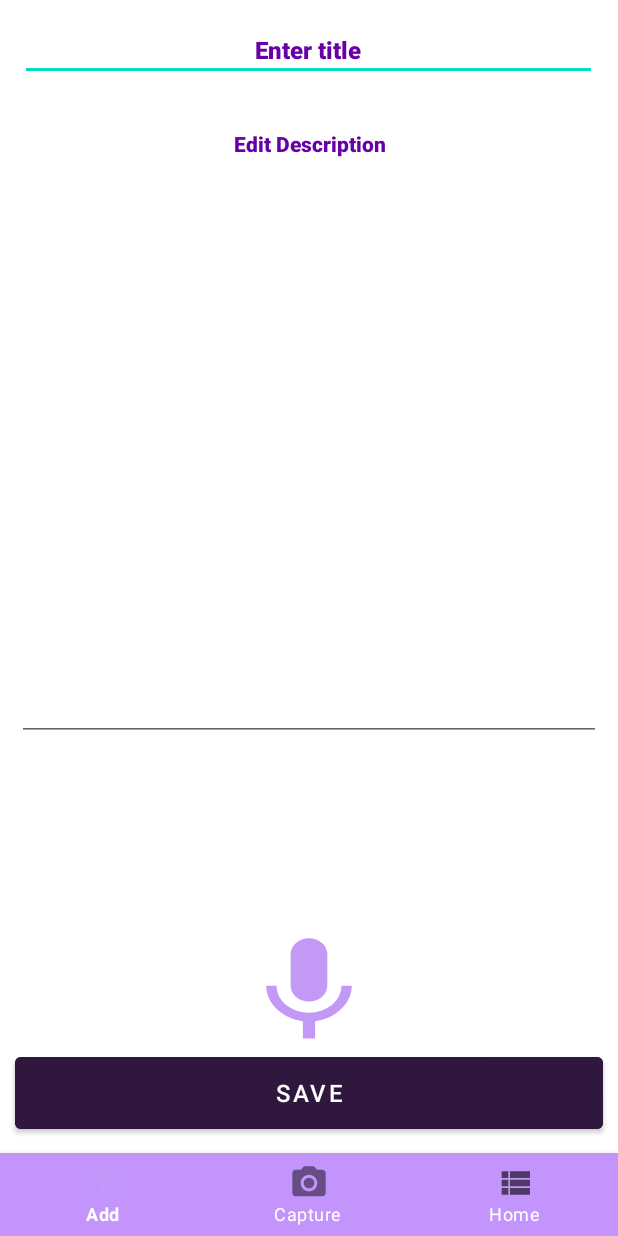
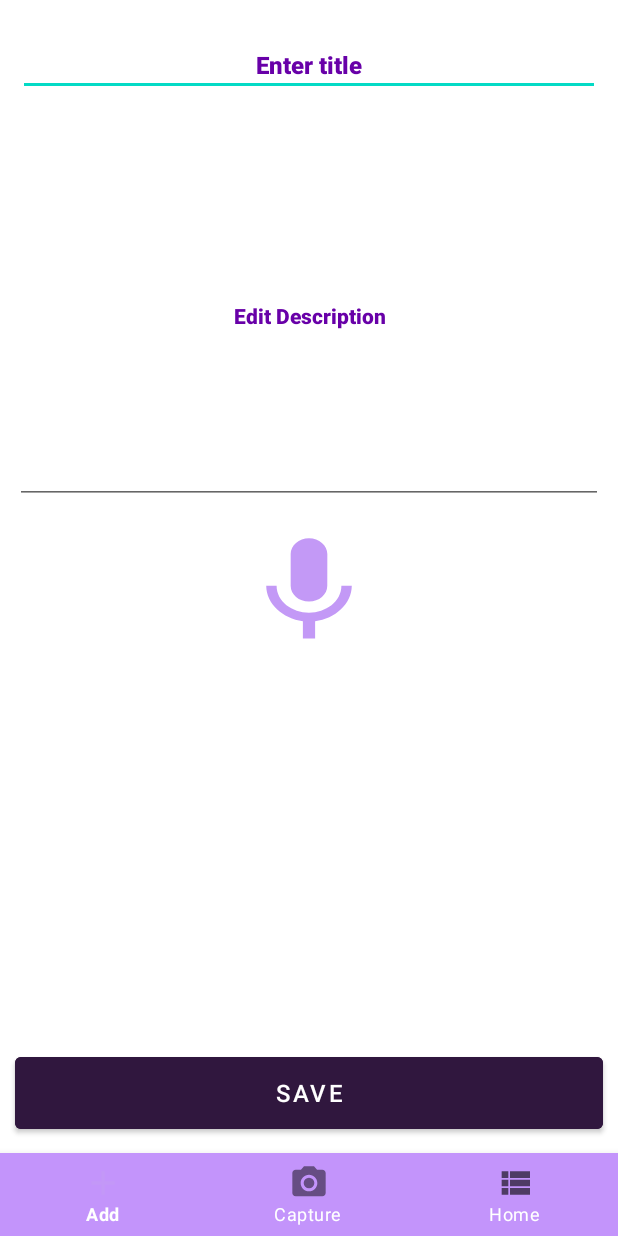
Before and after one commit to MeshackT/Note-application, an Android app: the screen it shows after launch (MainActivity), on a phone screen of 412 x 824 dp. Run offline under Robolectric (Android 15) with nearby library versions, the phone set to English and light mode, and no system bars; our stand-ins replace Firebase (no records; nobody signed in at launch, a user with empty details on screens opened directly).

Commit message:
A simple not Application. Realtime database. Features: drag and drop to rearrange cards temporary, Speech recognition(single tap to read the title, long press to read the description), Image Text Recognition, (Gestures )Swipe left toEdit card, Swipe right to a Delete card. Option send feature is also available. you can send the information writen on the cards via email or any channelling media plat. Information is stored on realtime database.

```diff
--- a/app/src/main/java/com/example/crudapp/MainActivity.java
+++ b/app/src/main/java/com/example/crudapp/MainActivity.java
@@ -12,17 +12,20 @@ import android.view.View;
 import android.widget.Button;
 import android.widget.EditText;
 import android.widget.Toast;
+
 import androidx.annotation.NonNull;
 import androidx.annotation.Nullable;
 import androidx.appcompat.app.AppCompatActivity;
 import androidx.core.app.ActivityCompat;
 import androidx.core.content.ContextCompat;
 import androidx.recyclerview.widget.RecyclerView;
+
 import com.google.android.gms.tasks.OnCompleteListener;
 import com.google.android.gms.tasks.OnFailureListener;
 import com.google.android.gms.tasks.Task;
 import com.google.android.material.bottomnavigation.BottomNavigationView;
 import com.google.firebase.firestore.FirebaseFirestore;
+
 import java.util.ArrayList;
 import java.util.HashMap;
 import java.util.Locale;
@@ -67,6 +70,9 @@ public class MainActivity extends AppCompatActivity implements
         bottomNavigationView.setSelectedItemId(R.id.activity_main);
         bottomNavigationView.getMenu().findItem(R.id.activity_reload).setVisible(false);
 
+//        recyclerView = findViewById(R.id.recycleViewmain);
+//        recyclerView.setHasFixedSize(true);
+//        recyclerView.setLayoutManager(new LinearLayoutManager(this));
 
         mTitle = findViewById(R.id.edit_title);
         mDesc = findViewById(R.id.edit_desc);
--- a/app/src/main/res/layout/activity_main.xml
+++ b/app/src/main/res/layout/activity_main.xml
@@ -4,32 +4,34 @@
     xmlns:tools="http://schemas.android.com/tools"
     android:layout_width="match_parent"
     android:layout_height="match_parent"
-    android:paddingTop="0dp"
     android:layout_gravity="center"
+    android:paddingTop="10dp"
     tools:context=".MainActivity">
 
-    <ScrollView
-        android:id="@+id/scrollView"
-        android:layout_width="match_parent"
-        android:layout_height="match_parent"
-        android:layout_marginBottom="677dp"
-        app:layout_constraintBottom_toTopOf="@+id/bottomNavigationView"
-        app:layout_constraintEnd_toEndOf="parent"
-        app:layout_constraintStart_toStartOf="parent"
-        app:layout_constraintTop_toTopOf="parent">
-    </ScrollView>
+<!--    <androidx.recyclerview.widget.RecyclerView-->
+<!--        android:id="@+id/recycleViewmain"-->
+<!--        android:layout_width="match_parent"-->
+<!--        android:layout_height="match_parent"-->
+<!--        app:layout_constraintBottom_toTopOf="@+id/bottomNavigationView"-->
+<!--        app:layout_constraintEnd_toEndOf="parent"-->
+<!--        app:layout_constraintHorizontal_bias="0.0"-->
+<!--        app:layout_constraintStart_toStartOf="parent"-->
+<!--        app:layout_constraintTop_toTopOf="parent"-->
+<!--        app:layout_constraintVertical_bias="0.009">-->
+
+<!--    </androidx.recyclerview.widget.RecyclerView>-->
 
     <LinearLayout
         android:id="@+id/linearLayout"
         android:layout_width="match_parent"
-            android:layout_height="502dp"
-            android:layout_marginStart="1dp"
-            android:layout_marginEnd="2dp"
+        android:layout_height="500dp"
         android:orientation="vertical"
-            android:paddingBottom="10dp"
+        app:layout_constraintBottom_toTopOf="@+id/save_btn"
         app:layout_constraintEnd_toEndOf="parent"
+        app:layout_constraintHorizontal_bias="0.0"
         app:layout_constraintStart_toStartOf="parent"
-            app:layout_constraintTop_toTopOf="parent">
+        app:layout_constraintTop_toTopOf="parent"
+        app:layout_constraintVertical_bias="0.0">
 
         <EditText
             android:id="@+id/edit_title"
@@ -53,16 +55,21 @@
 
         <EditText
             android:id="@+id/edit_desc"
-                android:layout_width="389dp"
-                android:layout_height="418dp"
+            android:layout_width="match_parent"
+            android:layout_height="250dp"
             android:layout_margin="10dp"
+            android:layout_marginStart="12dp"
+            android:layout_marginTop="12dp"
+            android:layout_marginEnd="12dp"
+            android:layout_marginBottom="12dp"
             android:ems="10"
             android:fontFamily="sans-serif-black"
-                android:gravity="center_horizontal"
+            android:gravity="center|center_horizontal|center_vertical"
             android:hint="Edit Description"
             android:inputType="textMultiLine"
             android:paddingStart="10dp"
             android:paddingEnd="10dp"
+            android:textAlignment="center"
             android:textColor="#8D02B5"
             android:textColorHint="#6800A8"
             android:textSize="14sp"
@@ -71,18 +78,16 @@
             app:layout_constraintStart_toStartOf="parent"
             tools:layout_editor_absoluteY="20dp" />
 
+        <Button
+            android:id="@+id/microphone"
+            android:layout_width="wrap_content"
+            android:layout_height="76dp"
+            android:layout_gravity="bottom|center_horizontal"
+            android:background="@drawable/ic_baseline_microphone_24"
+            android:layout_marginTop="10dp"/>
+
 
     </LinearLayout>
-
-        <Button
-            android:id="@+id/microphone"
-            android:layout_width="88dp"
-            android:layout_height="76dp"
-            android:layout_gravity="center"
-            android:background="@drawable/ic_baseline_microphone_24"
-            app:layout_constraintBottom_toTopOf="@+id/save_btn"
-            app:layout_constraintEnd_toEndOf="parent"
-            app:layout_constraintStart_toStartOf="parent" />
 
     <Button
         android:id="@+id/save_btn"
--- a/app/src/main/res/layout/activity_show.xml
+++ b/app/src/main/res/layout/activity_show.xml
@@ -10,13 +10,11 @@
     <androidx.recyclerview.widget.RecyclerView
         android:id="@+id/recycleView"
         android:layout_width="match_parent"
-        android:layout_height="650dp"
-        app:layout_constraintBottom_toTopOf="@+id/bottomNavigationView"
+        android:layout_height="480dp"
         app:layout_constraintEnd_toEndOf="parent"
         app:layout_constraintHorizontal_bias="0.0"
         app:layout_constraintStart_toStartOf="parent"
-        app:layout_constraintTop_toTopOf="parent"
-        app:layout_constraintVertical_bias="0.009">
+        app:layout_constraintTop_toTopOf="parent">
 
     </androidx.recyclerview.widget.RecyclerView>
 
```
Lines whose indentation alone changed are shown as unchanged.
